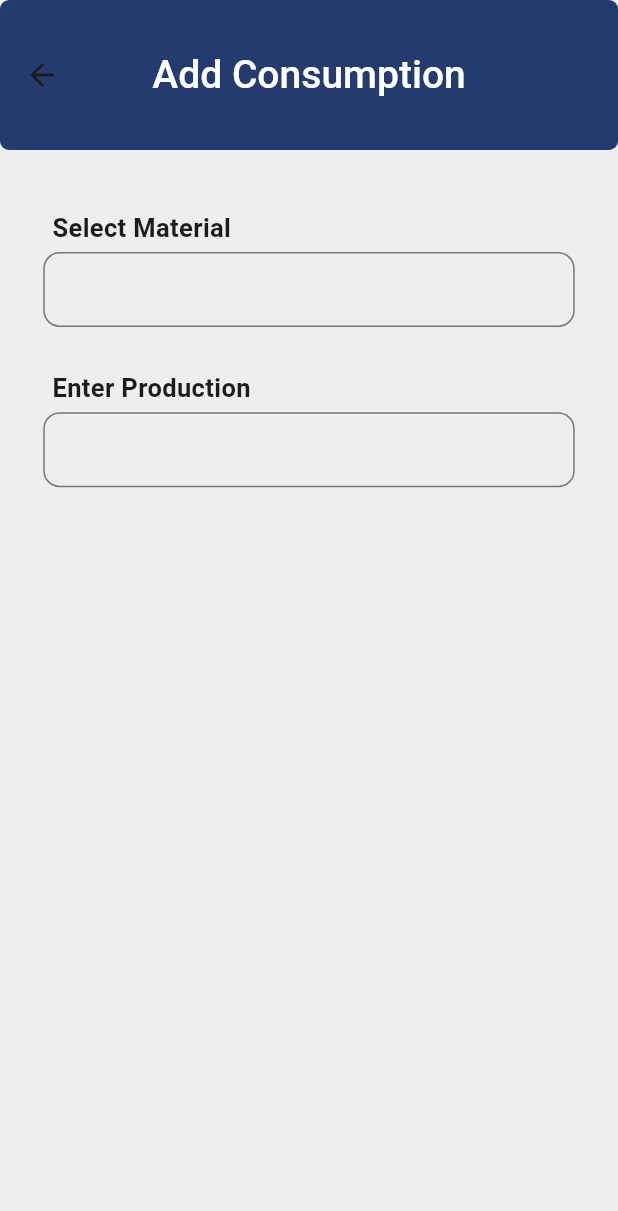
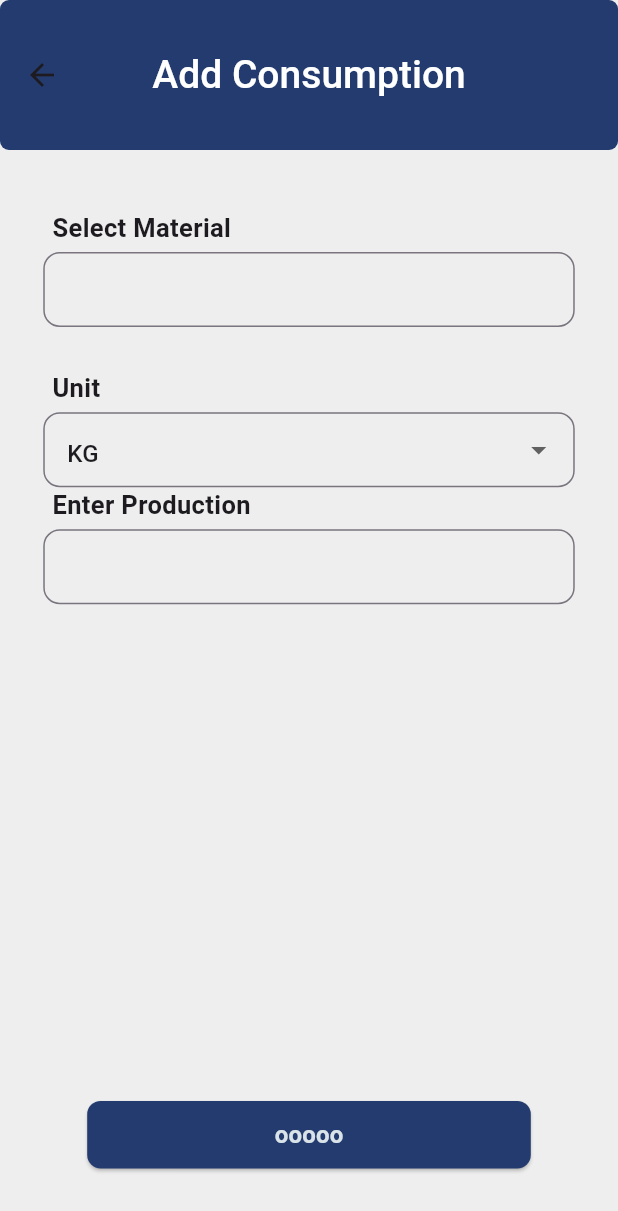
Before and after one commit to ashir227/MatFlow, a Flutter app: the ConsMat screen opened directly, on a phone screen of 412 x 824 dp. Shown: the top 1211 px of the screen. Run offline on Flutter 3.47's test engine with Material 3 defaults, Android fonts, the phone set to English and light mode, and no system bars; our stand-ins replace hive, hive_flutter, image_picker; missing offline and left inert: dart:ffi; accounts and stored records are empty.

Commit message:
MatConsumption

```diff
--- a/lib/Screens/Consumption.dart
+++ b/lib/Screens/Consumption.dart
@@ -1,6 +1,7 @@
 import 'package:flutter/material.dart';
 import 'package:matflow/Core/Widgets/Text.dart';
 import 'package:matflow/Core/Widgets/Textfield.dart';
+import 'package:matflow/Core/buttons/elevated.dart';
 import 'package:matflow/Core/theme/colors.dart';
 
 class ConsMat extends StatelessWidget {
@@ -39,6 +40,8 @@ class ConsMat extends StatelessWidget {
                     errorText: "h",
                   ),
                   SizedBox(height: h * 0.07),
+                  DropDown(),
+
                   AddMTextfield(
                     validator: (value) {
                       if (value == null && value == value.isEmpty) {
@@ -56,6 +59,12 @@ class ConsMat extends StatelessWidget {
                     txt: "Enter Production",
                     errorText: "Error",
                   ),
+                  SizedBox(height: h * 0.8),
+                  CustomButton.elevatedB(
+                    onPressed: () {},
+                    Bcolor: Appcolor.Mat,
+                    text: "ooooo",
+                  ),
                 ],
               ),
             ),
```
